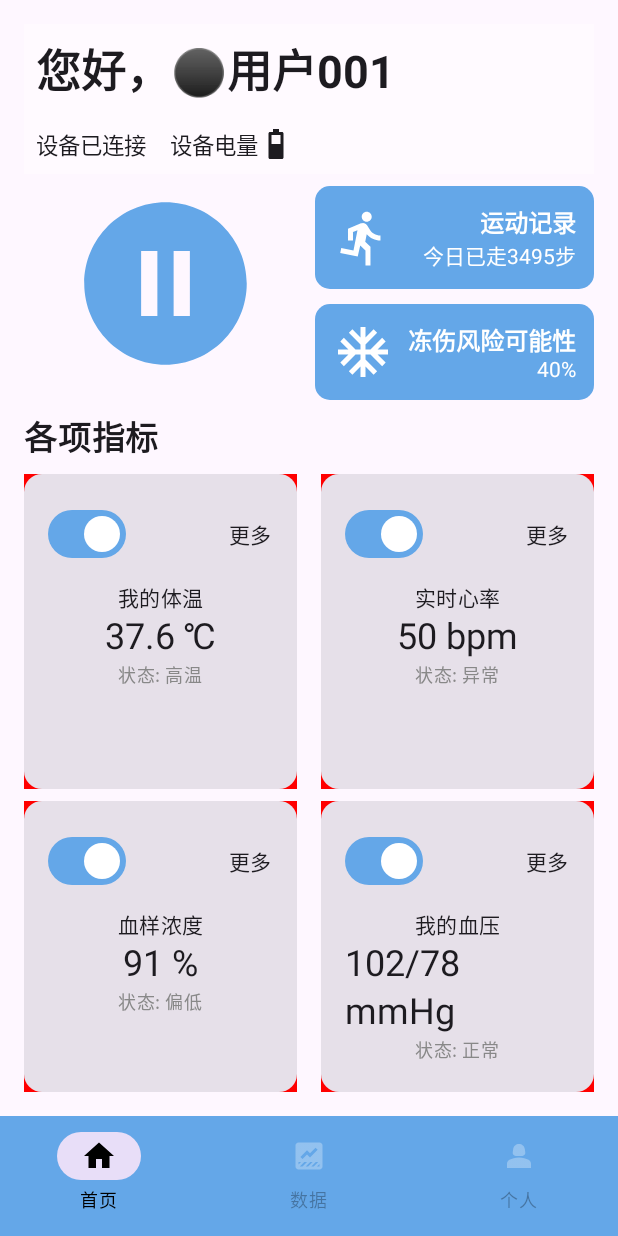
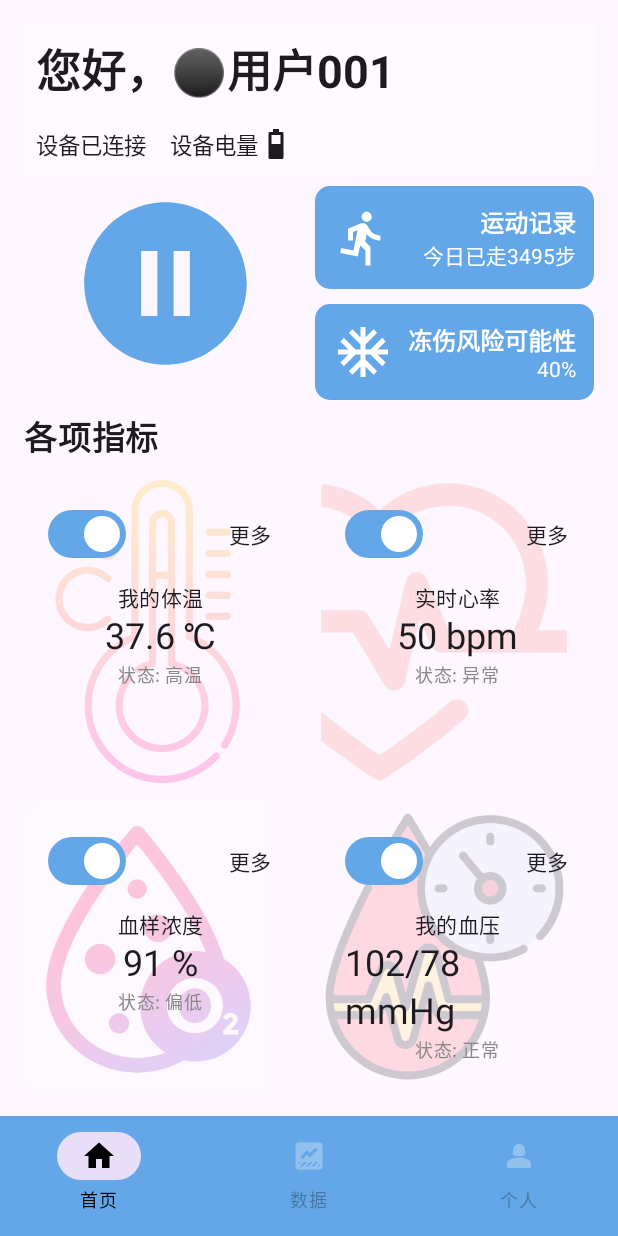
Before and after one commit to longfeiCA/simpleHealthManagement, an Android app built with Jetpack Compose: the screen it shows after launch (MainActivity), on a phone screen of 412 x 824 dp. Run offline under Robolectric (Android 15) with nearby library versions, the phone set to English and light mode, and no system bars.

Commit message:
add background picture

```diff
--- a/app/src/main/java/com/example/simplehealthmanagement/HealthScreen.kt
+++ b/app/src/main/java/com/example/simplehealthmanagement/HealthScreen.kt
@@ -1,5 +1,6 @@
 package com.example.simplehealthmanagement
 
+import androidx.compose.foundation.Image
 import androidx.compose.foundation.background
 import androidx.compose.foundation.layout.*
 import androidx.compose.foundation.shape.RoundedCornerShape
@@ -19,8 +20,11 @@ import androidx.compose.ui.graphics.Color
 import androidx.compose.ui.tooling.preview.Preview
 import androidx.compose.ui.unit.dp
 import androidx.compose.runtime.collectAsState
+import androidx.compose.ui.draw.alpha
 import androidx.compose.ui.draw.scale
-import androidx.compose.ui.graphics.Brush
+import androidx.compose.ui.graphics.painter.Painter
+import androidx.compose.ui.layout.ContentScale
+import androidx.compose.ui.res.painterResource
 import androidx.compose.ui.text.TextStyle
 import androidx.compose.ui.text.font.FontWeight
 import androidx.compose.ui.text.style.TextAlign
@@ -234,6 +238,7 @@ fun HealthScreen(viewModel: HealthViewModel) {
                     status = viewModel.getTemperatureStatus(temperature),
                     switchState = isTemperatureSwitchOn,
                     onSwitchChange = viewModel::updateTemperatureSwitch,
+                    backgroundPainter = painterResource(R.drawable.centigrade),
                     modifier = Modifier.weight(1f).padding(end = 8.dp)
                 )
                 VitalCardWithSwitch(
@@ -242,6 +247,7 @@ fun HealthScreen(viewModel: HealthViewModel) {
                     status = viewModel.getHeartRateStatus(heartRate),
                     switchState = isHeartRateSwitchOn,
                     onSwitchChange = viewModel::updateHeartRateSwitch,
+                    backgroundPainter = painterResource(R.drawable.heart),
                     modifier = Modifier.weight(1f).padding(start = 8.dp)
                 )
             }
@@ -258,6 +264,7 @@ fun HealthScreen(viewModel: HealthViewModel) {
                     status = viewModel.getBloodOxygenStatus(spo2),
                     switchState = isBloodOxygenSwitchOn,
                     onSwitchChange = viewModel::updateBloodOxygenSwitch,
+                    backgroundPainter = painterResource(R.drawable.blood_oxygen),
                     modifier = Modifier.weight(1f).padding(end = 8.dp)
                 )
                 VitalCardWithSwitch(
@@ -266,6 +273,7 @@ fun HealthScreen(viewModel: HealthViewModel) {
                     status = viewModel.getBloodPressureStatus(systolicBloodPressure, diastolicBloodPressure),
                     switchState = isBloodPressureSwitchOn,
                     onSwitchChange = viewModel::updateBloodPressureSwitch,
+                    backgroundPainter = painterResource(R.drawable.blood_pressure),
                     modifier = Modifier.weight(1f).padding(start = 8.dp)
                 )
             }
@@ -280,26 +288,44 @@ fun VitalCardWithSwitch(
     status: String,
     switchState: Boolean,
     onSwitchChange: (Boolean) -> Unit,
+    backgroundPainter: Painter?, // 添加背景图片选项
     modifier: Modifier = Modifier
 ) {
     val switchColors = SwitchDefaults.colors(
-        checkedThumbColor = Color.White, // 选中时滑块颜色
-        uncheckedThumbColor = Color.White, // 未选中时滑块颜色
-        checkedTrackColor = Color(0xFF64A7E8), // 选中时轨道颜色
-        uncheckedTrackColor = Color.Gray, // 未选中时轨道颜色
-        checkedBorderColor = Color.Transparent, // 选中时边框颜色
-        uncheckedBorderColor = Color.Transparent, // 未选中时边框颜色
+        checkedThumbColor = Color.White,
+        uncheckedThumbColor = Color.White,
+        checkedTrackColor = Color(0xFF64A7E8),
+        uncheckedTrackColor = Color(0xFF64A7E8),
+        checkedBorderColor = Color.Transparent,
+        uncheckedBorderColor = Color.Transparent,
     )
 
     Card(
         modifier = modifier
             .fillMaxWidth()
-            .height(210.dp)
-            .background(Color.Red),
-        shape = RoundedCornerShape(12.dp)
+            .height(210.dp),
+        shape = RoundedCornerShape(12.dp),
+        colors = CardDefaults.cardColors(containerColor = Color.Transparent) // 透明背景
     ) {
+        Box(modifier = Modifier.fillMaxSize()) {
+            // Draw background image
+            backgroundPainter?.let {
+                Image(
+                    painter = it,
+                    contentDescription = null,
+                    contentScale = ContentScale.Crop,
+                    modifier = Modifier
+                        .fillMaxHeight()
+                        .fillMaxWidth(0.9f)
+                        .alpha(0.2f)
+                        .align(Alignment.CenterStart)
+                )
+            }
+
             Column(
-            modifier = Modifier.padding(16.dp),
+                modifier = Modifier
+                    .fillMaxSize()
+                    .padding(16.dp),
                 horizontalAlignment = Alignment.CenterHorizontally
             ) {
                 Row(
@@ -310,10 +336,9 @@ fun VitalCardWithSwitch(
                     Switch(
                         checked = switchState,
                         onCheckedChange = onSwitchChange,
-                    modifier= Modifier.scale(1f),
+                        modifier = Modifier.scale(1f),
                         colors = switchColors
                     )
-
                     Text(text = "更多", style = MaterialTheme.typography.bodyMedium)
                 }
                 Spacer(modifier = Modifier.height(8.dp))
@@ -323,6 +348,8 @@ fun VitalCardWithSwitch(
             }
         }
     }
+}
+
 
 @Preview(showBackground = true)
 @Composable
```
Lines whose indentation alone changed are shown as unchanged.
